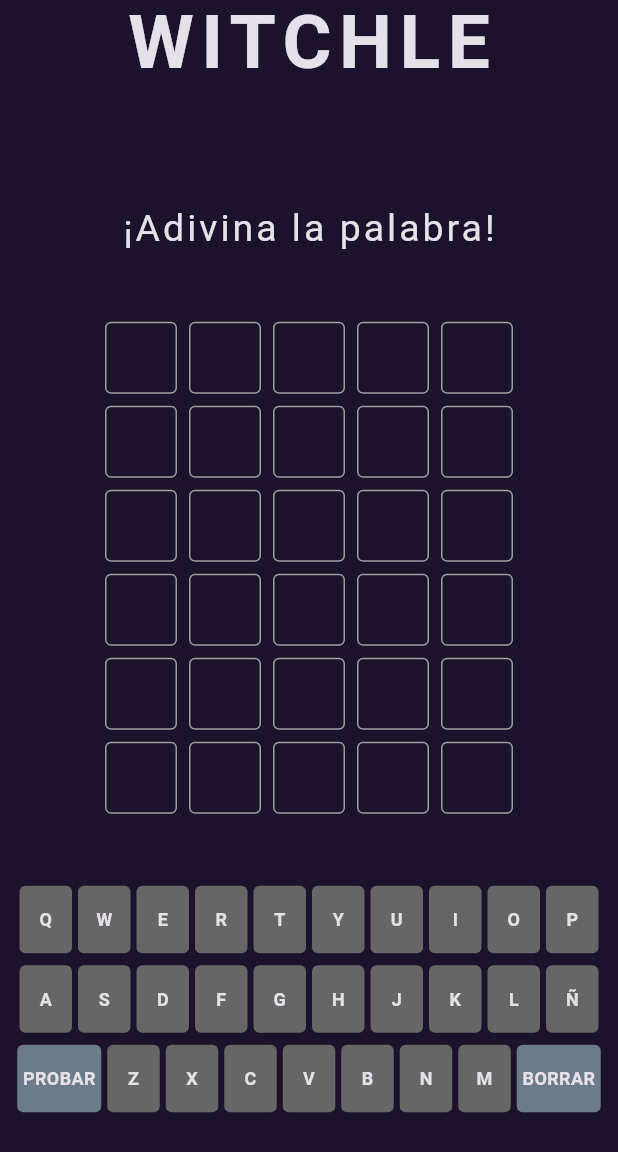
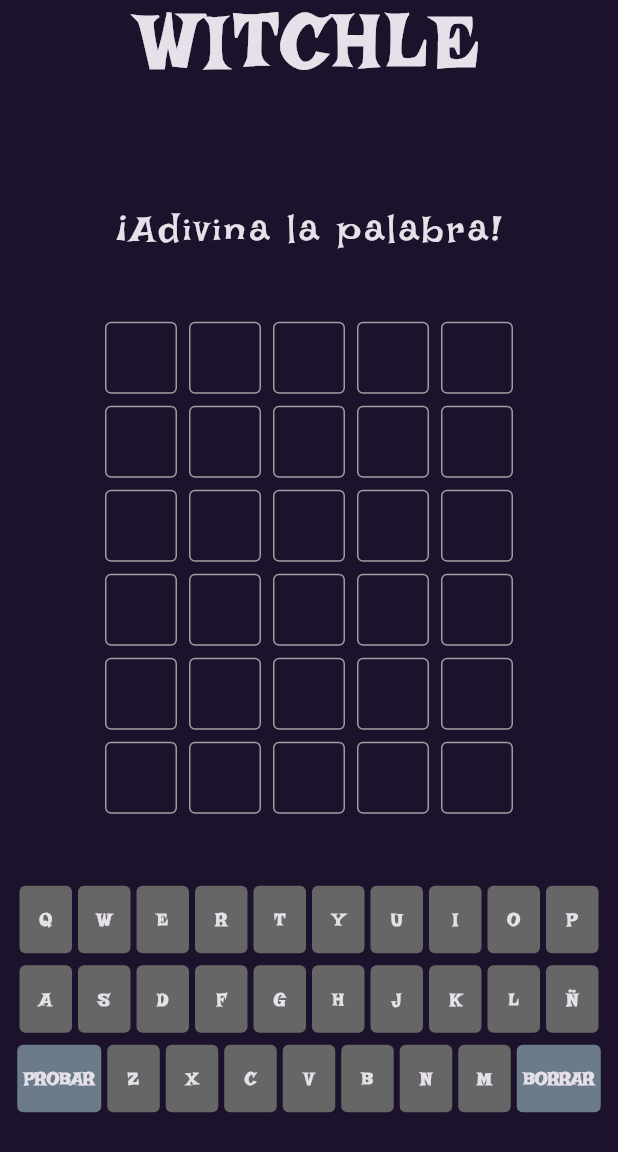
Before and after one commit to loomlight-games/Witchle, a Flutter app: the screen it shows after launch, on a phone screen of 412 x 824 dp. Shown: the top 1152 px of the screen. Run offline on Flutter 3.47's test engine with Material 3 defaults, Android fonts, the light colour scheme and no system bars; drawn by our look-alikes of flip_card; our stand-ins replace equatable.

Commit message:
Custom font

```diff
--- a/lib/app/app.dart
+++ b/lib/app/app.dart
@@ -16,7 +16,11 @@ class App extends StatelessWidget {
     return MaterialApp(
       title: 'Witchle',
       debugShowCheckedModeBanner: false,
-      theme: ThemeData.dark().copyWith(scaffoldBackgroundColor: screenBgColor),
+      theme: ThemeData(
+        brightness: Brightness.dark,
+        scaffoldBackgroundColor: screenBgColor,
+        fontFamily: 'Irish Grover',
+      ),
       home: const GameScreen(),
     );
   }
--- a/lib/app/app_colors.dart
+++ b/lib/app/app_colors.dart
@@ -7,6 +7,6 @@ const Color screenBgColor = Color.fromARGB(255, 29, 18, 43),
   letterColor = Color.fromARGB(255, 248, 248, 248),
   correctColor = Color.fromARGB(255, 103, 163, 97),
   lighterCorrectColor = Color.fromARGB(255, 113, 206, 104),
-  inWordColor = Color.fromARGB(255, 236, 210, 57),
+  inWordColor = Color.fromARGB(255, 192, 166, 19),
   incorrectColor = Color.fromARGB(255, 102, 30, 30),
   lighterIncorrectColor = Color.fromARGB(255, 155, 51, 51);
--- a/lib/game/views/game_screen.dart
+++ b/lib/game/views/game_screen.dart
@@ -230,7 +230,7 @@ class _GameScreenState extends State<GameScreen> {
             onDeleteTapped: _onDeleteTapped,
             onEnterTapped: _onEnterTapped,
             letters: _keyboardLetters,
-          )
+          ),
         ],
       )
     );
```
Also changed, not shown: pubspec.yaml (+5 -6 lines), fonts/IrishGrover-Regular.ttf (added).
